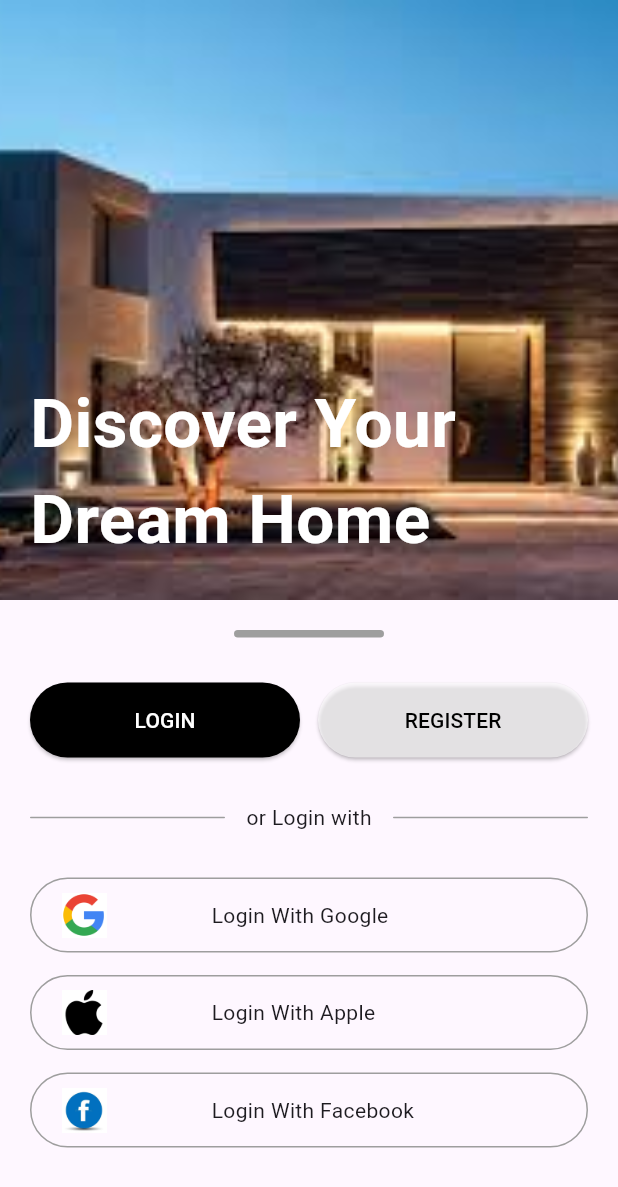
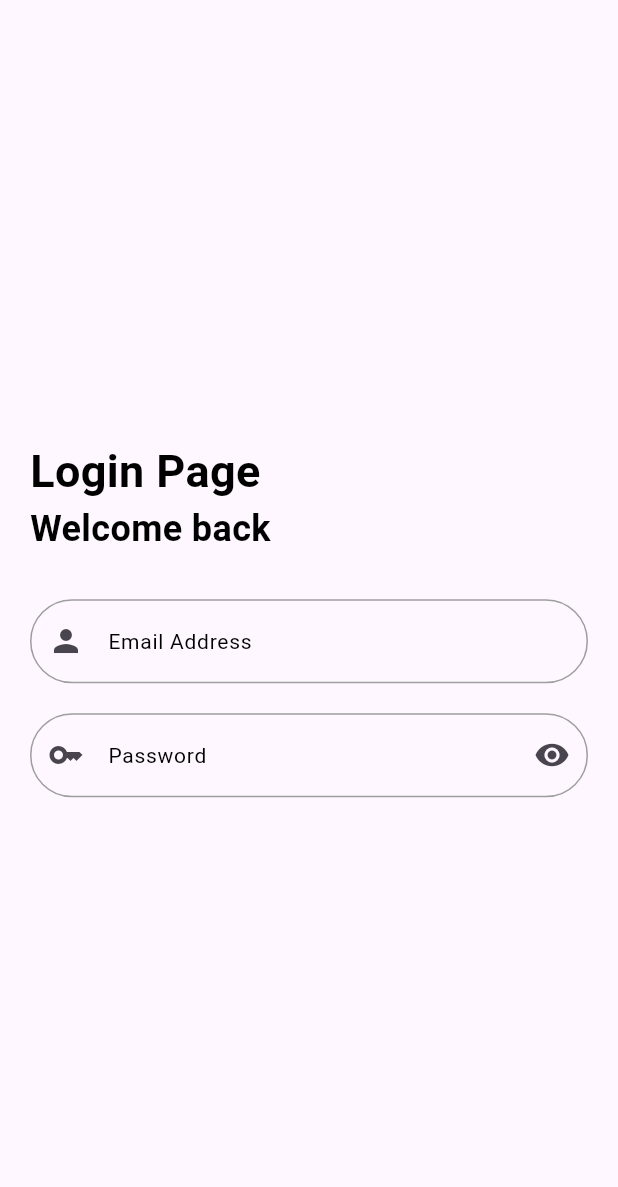
Before and after one commit to wisdomscode/realestate, a Flutter app: the screen it shows after launch, after a tap on "LOGIN", on a phone screen of 412 x 824 dp. Shown: the top 1187 px of the screen. Run offline on Flutter 3.47's test engine with Material 3 defaults, Android fonts, the phone set to English and light mode, and no system bars.

Commit message:
login page

```diff
--- a/lib/home_page.dart
+++ b/lib/home_page.dart
@@ -1,4 +1,5 @@
 import 'package:flutter/material.dart';
+import 'package:realestate/login_page.dart';
 import 'package:realestate/widgets/social_login_buttons.dart';
 
 class OnboardingScreen extends StatefulWidget {
@@ -12,13 +13,12 @@ class _OnboardingScreenState extends State<OnboardingScreen> {
   @override
   Widget build(BuildContext context) {
     return Scaffold(
-      body: SingleChildScrollView(
-        child: Column(
+      body: Column(
         children: [
           Container(
             width: double.infinity,
-              height: 400,
-              decoration: BoxDecoration(
+            height: 450,
+            decoration: const BoxDecoration(
               image: DecorationImage(
                 image: AssetImage('assets/images/house6.jpg'),
                 fit: BoxFit.cover,
@@ -44,7 +44,7 @@ class _OnboardingScreenState extends State<OnboardingScreen> {
           Padding(
             padding: const EdgeInsets.all(20.0),
             child: Container(
-                height: 500,
+              height: 350,
               width: MediaQuery.of(context).size.width,
               child: Column(
                 children: [
@@ -53,31 +53,37 @@ class _OnboardingScreenState extends State<OnboardingScreen> {
                     height: 5,
                     decoration: BoxDecoration(borderRadius: BorderRadius.circular(10), color: Colors.grey),
                   ),
-                    SizedBox(height: 30),
+                  const SizedBox(height: 30),
                   Row(
                     mainAxisAlignment: MainAxisAlignment.spaceBetween,
                     children: [
                       ElevatedButton(
-                          onPressed: () {},
-                          child: Text('LOGIN'),
+                        onPressed: () {
+                          Navigator.of(context).push(
+                            MaterialPageRoute(
+                              builder: (context) => LoginPage(),
+                            ),
+                          );
+                        },
+                        child: const Text('LOGIN'),
                         style: ElevatedButton.styleFrom(
                           backgroundColor: Colors.black,
                           foregroundColor: Colors.white,
-                            minimumSize: Size(180, 50),
+                          minimumSize: const Size(180, 50),
                         ),
                       ),
                       ElevatedButton(
                         onPressed: () {},
-                          child: Text('REGISTER'),
+                        child: const Text('REGISTER'),
                         style: ElevatedButton.styleFrom(
-                            backgroundColor: Colors.white60,
+                            backgroundColor: Colors.white,
                             foregroundColor: Colors.black,
-                            minimumSize: Size(180, 50),
-                          ),
+                            minimumSize: const Size(180, 50),
+                            side: BorderSide(width: 1, color: Colors.black)),
                       ),
                     ],
                   ),
-                    SizedBox(height: 30),
+                  const SizedBox(height: 30),
                   Row(
                     mainAxisAlignment: MainAxisAlignment.spaceBetween,
                     children: [
@@ -86,7 +92,7 @@ class _OnboardingScreenState extends State<OnboardingScreen> {
                         height: 1,
                         decoration: BoxDecoration(borderRadius: BorderRadius.circular(10), color: Colors.grey),
                       ),
-                        Text('or Login with'),
+                      const Text('or Login with'),
                       Container(
                         width: 130,
                         height: 1,
@@ -94,18 +100,18 @@ class _OnboardingScreenState extends State<OnboardingScreen> {
                       ),
                     ],
                   ),
-                    SizedBox(height: 30),
-                    SocialLoginButton(
+                  const SizedBox(height: 30),
+                  const SocialLoginButton(
                     image: 'assets/images/google.png',
                     title: 'Login With Google',
                   ),
-                    SizedBox(height: 15),
-                    SocialLoginButton(
+                  const SizedBox(height: 15),
+                  const SocialLoginButton(
                     image: 'assets/images/apple.png',
                     title: 'Login With Apple',
                   ),
-                    SizedBox(height: 15),
-                    SocialLoginButton(
+                  const SizedBox(height: 15),
+                  const SocialLoginButton(
                     image: 'assets/images/facebook.jpg',
                     title: 'Login With Facebook',
                   ),
@@ -115,7 +121,6 @@ class _OnboardingScreenState extends State<OnboardingScreen> {
           ),
         ],
       ),
-      ),
     );
   }
 }
--- /dev/null
+++ b/lib/login_page.dart
@@ -0,0 +1,69 @@
+import 'package:flutter/material.dart';
+import 'package:realestate/widgets/text_widget.dart';
+
+class LoginPage extends StatelessWidget {
+  const LoginPage({super.key});
+
+  @override
+  Widget build(BuildContext context) {
+    return Scaffold(
+      body: Padding(
+        padding: const EdgeInsets.all(20.0),
+        child: Column(
+          mainAxisAlignment: MainAxisAlignment.center,
+          crossAxisAlignment: CrossAxisAlignment.start,
+          children: [
+            CustomTextWidget(
+              text: 'Login Page',
+              fontSize: 30,
+              fontWeight: FontWeight.bold,
+            ),
+            CustomTextWidget(
+              text: 'Welcome back',
+              fontSize: 24,
+              fontWeight: FontWeight.bold,
+            ),
+            SizedBox(height: 30),
+            TextFormField(
+              decoration: InputDecoration(
+                // hintText: 'Email',
+                label: CustomTextWidget(text: 'Email Address'),
+                labelStyle: TextStyle(fontWeight: FontWeight.bold),
+                border: OutlineInputBorder(
+                  borderSide: BorderSide(width: 1, color: Colors.grey),
+                  borderRadius: BorderRadius.circular(30),
+                ),
+                enabledBorder: OutlineInputBorder(
+                  borderSide: BorderSide(width: 1, color: Colors.grey),
+                  borderRadius: BorderRadius.circular(30),
+                ),
+                focusedBorder: OutlineInputBorder(
+                  borderSide: BorderSide(width: 2, color: Colors.red),
+                  borderRadius: BorderRadius.circular(30),
+                ),
+                prefixIcon: Icon(Icons.person),
+              ),
+            ),
+            SizedBox(height: 20),
+            TextFormField(
+              obscureText: true,
+              decoration: InputDecoration(
+                  // hintText: 'Paasword',
+                  label: CustomTextWidget(text: 'Password'),
+                  enabledBorder: OutlineInputBorder(
+                    borderSide: BorderSide(width: 1, color: Colors.grey),
+                    borderRadius: BorderRadius.circular(30),
+                  ),
+                  focusedBorder: OutlineInputBorder(
+                    borderSide: BorderSide(width: 2, color: Colors.red),
+                    borderRadius: BorderRadius.circular(30),
+                  ),
+                  prefixIcon: Icon(Icons.key),
+                  suffixIcon: Icon(Icons.remove_red_eye)),
+            ),
+          ],
+        ),
+      ),
+    );
+  }
+}
--- /dev/null
+++ b/lib/widgets/text_widget.dart
@@ -0,0 +1,28 @@
+import 'package:flutter/material.dart';
+
+class CustomTextWidget extends StatelessWidget {
+  const CustomTextWidget({
+    super.key,
+    required this.text,
+    this.fontSize,
+    this.color,
+    this.fontWeight,
+  });
+
+  final String text;
+  final double? fontSize;
+  final Color? color;
+  final FontWeight? fontWeight;
+
+  @override
+  Widget build(BuildContext context) {
+    return Text(
+      text,
+      style: TextStyle(
+        fontSize: fontSize ?? 14,
+        fontWeight: fontWeight ?? FontWeight.normal,
+        color: color ?? Colors.black,
+      ),
+    );
+  }
+}
```
Also changed, not shown: lib/register_page.dart (added). Lines whose indentation alone changed are shown as unchanged.
